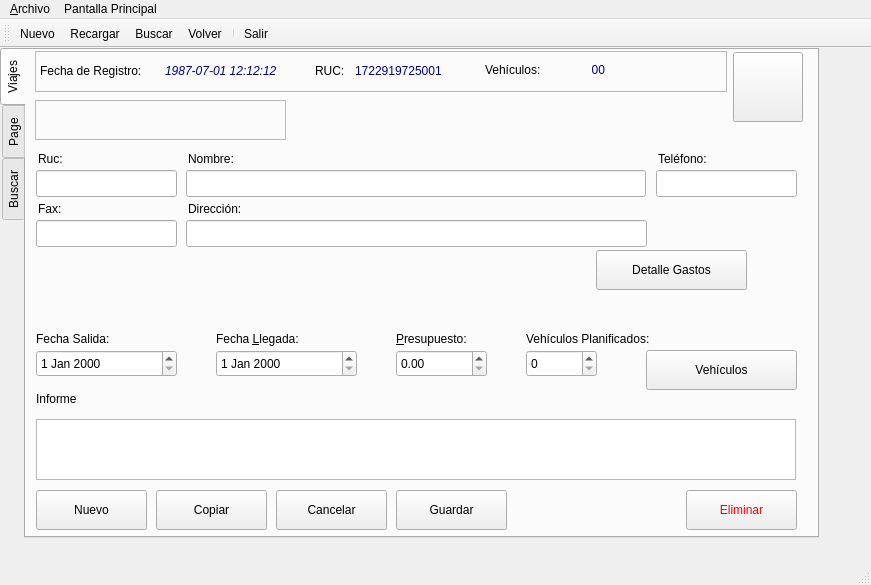
Before: the Qt Designer form aplicacion/polaris/ui/frm_cliente.ui in eduardouio/gelvsrm, drawn with Qt 5.
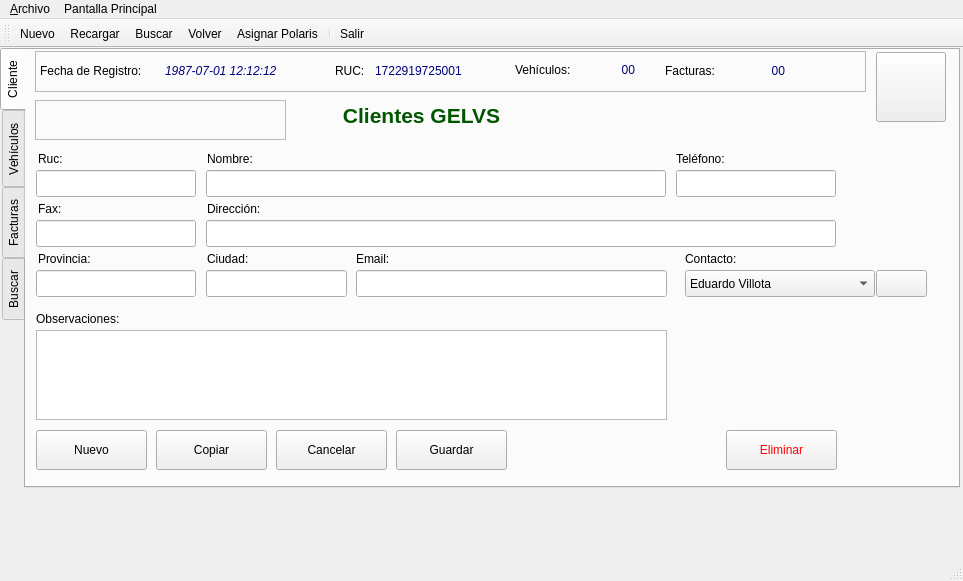
After: the same form once the commit is applied. Icons and pictures are not drawn.

```diff
--- a/aplicacion/polaris/ui/frm_cliente.ui
+++ b/aplicacion/polaris/ui/frm_cliente.ui
@@ -6,8 +6,8 @@
    <rect>
     <x>0</x>
     <y>0</y>
-    <width>871</width>
-    <height>585</height>
+    <width>963</width>
+    <height>581</height>
    </rect>
   </property>
   <property name="acceptDrops">
@@ -32,8 +32,8 @@
      <rect>
       <x>0</x>
       <y>0</y>
-      <width>819</width>
-      <height>490</height>
+      <width>960</width>
+      <height>440</height>
      </rect>
     </property>
     <property name="toolTip">
@@ -70,14 +70,14 @@
       </iconset>
      </attribute>
      <attribute name="title">
-      <string>Viajes</string>
+      <string>Cliente</string>
      </attribute>
      <widget class="QFrame" name="frame">
       <property name="geometry">
        <rect>
         <x>9</x>
         <y>1</y>
-        <width>692</width>
+        <width>831</width>
         <height>41</height>
        </rect>
       </property>
@@ -90,7 +90,7 @@
       <widget class="QLabel" name="lbl_id_viajea">
        <property name="geometry">
         <rect>
-         <x>280</x>
+         <x>300</x>
          <y>10</y>
          <width>40</width>
          <height>20</height>
@@ -132,7 +132,7 @@
       <widget class="QLabel" name="lbl_fecha_registrob_2">
        <property name="geometry">
         <rect>
-         <x>320</x>
+         <x>340</x>
          <y>10</y>
          <width>120</width>
          <height>20</height>
@@ -148,7 +148,7 @@
       <widget class="QLabel" name="lbl_fecha_registrob_16">
        <property name="geometry">
         <rect>
-         <x>530</x>
+         <x>560</x>
          <y>9</y>
          <width>40</width>
          <height>20</height>
@@ -164,7 +164,7 @@
       <widget class="QLabel" name="lbl_id_viajea_10">
        <property name="geometry">
         <rect>
-         <x>450</x>
+         <x>480</x>
          <y>9</y>
          <width>80</width>
          <height>20</height>
@@ -174,135 +174,54 @@
         <string>Vehículos:</string>
        </property>
       </widget>
-     </widget>
-     <widget class="QLabel" name="lbl_fecha_salida">
-      <property name="geometry">
-       <rect>
-        <x>10</x>
-        <y>280</y>
-        <width>91</width>
-        <height>17</height>
-       </rect>
-      </property>
-      <property name="text">
-       <string>Fecha Salida:</string>
-      </property>
-      <property name="buddy">
-       <cstring>cmb_fecha_salida</cstring>
-      </property>
-     </widget>
-     <widget class="QLabel" name="lbl_fecha_llegada">
-      <property name="geometry">
-       <rect>
-        <x>190</x>
-        <y>280</y>
-        <width>101</width>
-        <height>17</height>
-       </rect>
-      </property>
-      <property name="text">
-       <string>Fecha &amp;Llegada:</string>
-      </property>
-      <property name="buddy">
-       <cstring>cmb_fecha_llegada</cstring>
-      </property>
-     </widget>
-     <widget class="QDateEdit" name="cmb_fecha_salida">
-      <property name="geometry">
-       <rect>
-        <x>10</x>
-        <y>300</y>
-        <width>141</width>
-        <height>27</height>
-       </rect>
-      </property>
-     </widget>
-     <widget class="QDateEdit" name="cmb_fecha_llegada">
-      <property name="geometry">
-       <rect>
-        <x>190</x>
-        <y>300</y>
-        <width>141</width>
-        <height>27</height>
-       </rect>
-      </property>
-     </widget>
-     <widget class="QLabel" name="lbl_vehi_planif">
-      <property name="geometry">
-       <rect>
-        <x>500</x>
-        <y>280</y>
-        <width>171</width>
-        <height>17</height>
-       </rect>
-      </property>
-      <property name="text">
-       <string>Vehículos Planificados:</string>
-      </property>
-      <property name="buddy">
-       <cstring>cmb_vehiculos_planificados</cstring>
-      </property>
-     </widget>
-     <widget class="QSpinBox" name="cmb_vehiculos_planificados">
-      <property name="geometry">
-       <rect>
-        <x>500</x>
-        <y>300</y>
-        <width>71</width>
-        <height>27</height>
-       </rect>
-      </property>
-      <property name="maximum">
-       <number>99</number>
-      </property>
-     </widget>
-     <widget class="QDoubleSpinBox" name="cmb_presupuesto">
-      <property name="geometry">
-       <rect>
-        <x>370</x>
-        <y>300</y>
-        <width>91</width>
-        <height>27</height>
-       </rect>
-      </property>
-      <property name="maximum">
-       <double>999.990000000000009</double>
-      </property>
-     </widget>
-     <widget class="QLabel" name="lbl_presupuesto">
-      <property name="geometry">
-       <rect>
-        <x>370</x>
-        <y>280</y>
-        <width>101</width>
-        <height>17</height>
-       </rect>
-      </property>
-      <property name="text">
-       <string>&amp;Presupuesto:</string>
-      </property>
-      <property name="buddy">
-       <cstring>cmb_presupuesto</cstring>
-      </property>
+      <widget class="QLabel" name="lbl_id_viajea_11">
+       <property name="geometry">
+        <rect>
+         <x>630</x>
+         <y>10</y>
+         <width>80</width>
+         <height>20</height>
+        </rect>
+       </property>
+       <property name="text">
+        <string>Facturas:</string>
+       </property>
+      </widget>
+      <widget class="QLabel" name="lbl_fecha_registrob_17">
+       <property name="geometry">
+        <rect>
+         <x>710</x>
+         <y>10</y>
+         <width>40</width>
+         <height>20</height>
+        </rect>
+       </property>
+       <property name="toolTip">
+        <string>Fecha de Registro en el sistema</string>
+       </property>
+       <property name="text">
+        <string>&lt;html&gt;&lt;head/&gt;&lt;body&gt;&lt;p align=&quot;right&quot;&gt;&lt;span style=&quot; color:#00007f;&quot;&gt;00&lt;/span&gt;&lt;/p&gt;&lt;/body&gt;&lt;/html&gt;</string>
+       </property>
+      </widget>
      </widget>
      <widget class="QLabel" name="lbl_informea">
       <property name="geometry">
        <rect>
         <x>10</x>
-        <y>340</y>
-        <width>101</width>
+        <y>260</y>
+        <width>111</width>
         <height>17</height>
        </rect>
       </property>
       <property name="text">
-       <string>Informe</string>
+       <string>Observaciones:</string>
       </property>
      </widget>
      <widget class="QPushButton" name="btn_guardar">
       <property name="geometry">
        <rect>
         <x>370</x>
-        <y>440</y>
+        <y>380</y>
         <width>111</width>
         <height>40</height>
        </rect>
@@ -319,7 +238,7 @@
       <property name="geometry">
        <rect>
         <x>250</x>
-        <y>440</y>
+        <y>380</y>
         <width>111</width>
         <height>40</height>
        </rect>
@@ -337,7 +256,7 @@
       <property name="geometry">
        <rect>
         <x>130</x>
-        <y>440</y>
+        <y>380</y>
         <width>111</width>
         <height>40</height>
        </rect>
@@ -355,7 +274,7 @@
       <property name="geometry">
        <rect>
         <x>10</x>
-        <y>440</y>
+        <y>380</y>
         <width>111</width>
         <height>40</height>
        </rect>
@@ -373,9 +292,9 @@
       <property name="geometry">
        <rect>
         <x>10</x>
-        <y>369</y>
-        <width>760</width>
-        <height>61</height>
+        <y>280</y>
+        <width>631</width>
+        <height>90</height>
        </rect>
       </property>
       <property name="toolTip">
@@ -387,7 +306,7 @@
      <widget class="QPushButton" name="btn_home">
       <property name="geometry">
        <rect>
-        <x>707</x>
+        <x>850</x>
         <y>2</y>
         <width>70</width>
         <height>70</height>
@@ -607,32 +526,11 @@
        <enum>QFrame::Raised</enum>
       </property>
      </widget>
-     <widget class="QPushButton" name="btn_detalle_gastos">
-      <property name="geometry">
-       <rect>
-        <x>570</x>
-        <y>200</y>
-        <width>151</width>
-        <height>40</height>
-       </rect>
-      </property>
-      <property name="toolTip">
-       <string>Ver detalle de gastos</string>
-      </property>
-      <property name="text">
-       <string>Detalle Gastos</string>
-      </property>
-      <property name="icon">
-       <iconset resource="polaris.qrc">
-        <normaloff>:/Icons/icons/view_pim_tasks.png</normaloff>
-        <normalon>:/Icons/icons/view_pim_tasks.png</normalon>:/Icons/icons/view_pim_tasks.png</iconset>
-      </property>
-     </widget>
      <widget class="QPushButton" name="btn_eliminar">
       <property name="geometry">
        <rect>
-        <x>660</x>
-        <y>440</y>
+        <x>700</x>
+        <y>380</y>
         <width>111</width>
         <height>40</height>
        </rect>
@@ -651,36 +549,10 @@
         <normalon>:/Icons/icons/user_trash.png</normalon>:/Icons/icons/button_cancel.png</iconset>
       </property>
      </widget>
-     <widget class="QPushButton" name="btn_mantenimientos">
-      <property name="geometry">
-       <rect>
-        <x>620</x>
-        <y>300</y>
-        <width>151</width>
-        <height>40</height>
-       </rect>
-      </property>
-      <property name="toolTip">
-       <string>Ver mantenimientos realizados</string>
-      </property>
-      <property name="text">
-       <string>Vehículos</string>
-      </property>
-      <property name="icon">
-       <iconset resource="polaris.qrc">
-        <normaloff>:/Icons/icons/polaris.png</normaloff>:/Icons/icons/polaris.png</iconset>
-      </property>
-      <property name="iconSize">
-       <size>
-        <width>20</width>
-        <height>20</height>
-       </size>
-      </property>
-     </widget>
      <widget class="QLabel" name="label_12">
       <property name="geometry">
        <rect>
-        <x>162</x>
+        <x>181</x>
         <y>100</y>
         <width>101</width>
         <height>17</height>
@@ -693,7 +565,7 @@
      <widget class="QLineEdit" name="txt_criterio_2">
       <property name="geometry">
        <rect>
-        <x>160</x>
+        <x>180</x>
         <y>120</y>
         <width>460</width>
         <height>27</height>
@@ -721,7 +593,7 @@
        <rect>
         <x>10</x>
         <y>120</y>
-        <width>141</width>
+        <width>160</width>
         <height>27</height>
        </rect>
       </property>
@@ -732,7 +604,7 @@
      <widget class="QLabel" name="label_14">
       <property name="geometry">
        <rect>
-        <x>632</x>
+        <x>650</x>
         <y>100</y>
         <width>101</width>
         <height>17</height>
@@ -745,9 +617,9 @@
      <widget class="QLineEdit" name="txt_criterio_4">
       <property name="geometry">
        <rect>
-        <x>630</x>
+        <x>650</x>
         <y>120</y>
-        <width>141</width>
+        <width>160</width>
         <height>27</height>
        </rect>
       </property>
@@ -758,9 +630,9 @@
      <widget class="QLineEdit" name="txt_criterio_5">
       <property name="geometry">
        <rect>
-        <x>160</x>
+        <x>180</x>
         <y>170</y>
-        <width>461</width>
+        <width>630</width>
         <height>27</height>
        </rect>
       </property>
@@ -771,7 +643,7 @@
      <widget class="QLabel" name="label_15">
       <property name="geometry">
        <rect>
-        <x>162</x>
+        <x>181</x>
         <y>150</y>
         <width>101</width>
         <height>17</height>
@@ -799,6 +671,58 @@
        <rect>
         <x>10</x>
         <y>170</y>
+        <width>160</width>
+        <height>27</height>
+       </rect>
+      </property>
+      <property name="toolTip">
+       <string>Ingrese un criterio de búsqueda basado en el operador</string>
+      </property>
+     </widget>
+     <widget class="QLabel" name="label_17">
+      <property name="geometry">
+       <rect>
+        <x>12</x>
+        <y>200</y>
+        <width>101</width>
+        <height>17</height>
+       </rect>
+      </property>
+      <property name="text">
+       <string>Provincia:</string>
+      </property>
+     </widget>
+     <widget class="QLineEdit" name="txt_criterio_7">
+      <property name="geometry">
+       <rect>
+        <x>10</x>
+        <y>220</y>
+        <width>160</width>
+        <height>27</height>
+       </rect>
+      </property>
+      <property name="toolTip">
+       <string>Ingrese un criterio de búsqueda basado en el operador</string>
+      </property>
+     </widget>
+     <widget class="QLabel" name="label_18">
+      <property name="geometry">
+       <rect>
+        <x>181</x>
+        <y>200</y>
+        <width>101</width>
+        <height>17</height>
+       </rect>
+      </property>
+      <property name="text">
+       <string>Ciudad:</string>
+      </property>
+     </widget>
+     <widget class="QLineEdit" name="txt_criterio_8">
+      <property name="geometry">
+       <rect>
+        <x>180</x>
+        <y>220</y>
         <width>141</width>
         <height>27</height>
        </rect>
@@ -807,6 +731,99 @@
        <string>Ingrese un criterio de búsqueda basado en el operador</string>
       </property>
      </widget>
+     <widget class="QLineEdit" name="txt_criterio_9">
+      <property name="geometry">
+       <rect>
+        <x>330</x>
+        <y>220</y>
+        <width>311</width>
+        <height>27</height>
+       </rect>
+      </property>
+      <property name="toolTip">
+       <string>Ingrese un criterio de búsqueda basado en el operador</string>
+      </property>
+     </widget>
+     <widget class="QLabel" name="label_19">
+      <property name="geometry">
+       <rect>
+        <x>330</x>
+        <y>200</y>
+        <width>101</width>
+        <height>17</height>
+       </rect>
+      </property>
+      <property name="text">
+       <string>Email:</string>
+      </property>
+     </widget>
+     <widget class="QLabel" name="lbl_vehicul_polaris">
+      <property name="geometry">
+       <rect>
+        <x>300</x>
+        <y>50</y>
+        <width>191</width>
+        <height>31</height>
+       </rect>
+      </property>
+      <property name="toolTip">
+       <string/>
+      </property>
+      <property name="text">
+       <string>&lt;html&gt;&lt;head/&gt;&lt;body&gt;&lt;p align=&quot;center&quot;&gt;&lt;span style=&quot; font-size:16pt; font-weight:600; color:#005500;&quot;&gt;Clientes GELVS&lt;/span&gt;&lt;/p&gt;&lt;/body&gt;&lt;/html&gt;</string>
+      </property>
+     </widget>
+     <widget class="QComboBox" name="cmb_contacto">
+      <property name="geometry">
+       <rect>
+        <x>659</x>
+        <y>220</y>
+        <width>190</width>
+        <height>27</height>
+       </rect>
+      </property>
+      <property name="toolTip">
+       <string>Contactos</string>
+      </property>
+      <item>
+       <property name="text">
+        <string>Eduardo Villota</string>
+       </property>
+      </item>
+     </widget>
+     <widget class="QLabel" name="lbl_cliente_2">
+      <property name="geometry">
+       <rect>
+        <x>659</x>
+        <y>200</y>
+        <width>81</width>
+        <height>17</height>
+       </rect>
+      </property>
+      <property name="text">
+       <string>Contacto:</string>
+      </property>
+     </widget>
+     <widget class="QPushButton" name="btn_buscar_contacto">
+      <property name="geometry">
+       <rect>
+        <x>850</x>
+        <y>220</y>
+        <width>51</width>
+        <height>27</height>
+       </rect>
+      </property>
+      <property name="toolTip">
+       <string>Ver o buscar un contacto</string>
+      </property>
+      <property name="text">
+       <string/>
+      </property>
+      <property name="icon">
+       <iconset resource="polaris.qrc">
+        <normaloff>:/Icons/icons/edit_find.png</normaloff>:/Icons/icons/edit_find.png</iconset>
+      </property>
+     </widget>
      <zorder>frame_2</zorder>
      <zorder>frame</zorder>
      <zorder>lbl_fecha_salida</zorder>
@@ -845,7 +862,7 @@
     </widget>
     <widget class="QWidget" name="tab">
      <attribute name="title">
-      <string>Page</string>
+      <string>Vehículos</string>
      </attribute>
      <widget class="QPushButton" name="btn_monstrar_2">
       <property name="geometry">
@@ -981,6 +998,37 @@
        </property>
       </widget>
      </widget>
+     <widget class="QPushButton" name="btn_mantenimientos_2">
+      <property name="geometry">
+       <rect>
+        <x>370</x>
+        <y>390</y>
+        <width>201</width>
+        <height>41</height>
+       </rect>
+      </property>
+      <property name="toolTip">
+       <string>Ver mantenimientos realizados</string>
+      </property>
+      <property name="text">
+       <string>Asignar Vehículo</string>
+      </property>
+      <property name="icon">
+       <iconset resource="polaris.qrc">
+        <normaloff>:/Icons/icons/polaris.png</normaloff>:/Icons/icons/polaris.png</iconset>
+      </property>
+      <property name="iconSize">
+       <size>
+        <width>20</width>
+        <height>20</height>
+       </size>
+      </property>
+     </widget>
+    </widget>
+    <widget class="QWidget" name="tab_2">
+     <attribute name="title">
+      <string>Facturas</string>
+     </attribute>
     </widget>
     <widget class="QWidget" name="tab_buscar">
      <attribute name="icon">
@@ -1153,7 +1201,7 @@
     <rect>
      <x>0</x>
      <y>0</y>
-     <width>871</width>
+     <width>963</width>
      <height>25</height>
     </rect>
    </property>
@@ -1195,6 +1243,7 @@
    <addaction name="actionRecargar"/>
    <addaction name="action_Buscar"/>
    <addaction name="action_Volver"/>
+   <addaction name="actionAsignar_Polaris"/>
    <addaction name="separator"/>
    <addaction name="action_Salir"/>
   </widget>
@@ -1278,6 +1327,22 @@
     <string>F5</string>
    </property>
   </action>
+  <action name="actionAsignar_Polaris">
+   <property name="icon">
+    <iconset>
+     <normalon>:/Icons/icons/polaris.png</normalon>
+    </iconset>
+   </property>
+   <property name="text">
+    <string>Asignar Polaris</string>
+   </property>
+   <property name="toolTip">
+    <string>Asigna un vehículo a este cliente</string>
+   </property>
+   <property name="shortcut">
+    <string>Ctrl+A</string>
+   </property>
+  </action>
  </widget>
  <tabstops>
   <tabstop>tab_viaje</tabstop>
```
Left out of the diff: 28 changed lines with no effect on the pictures.
